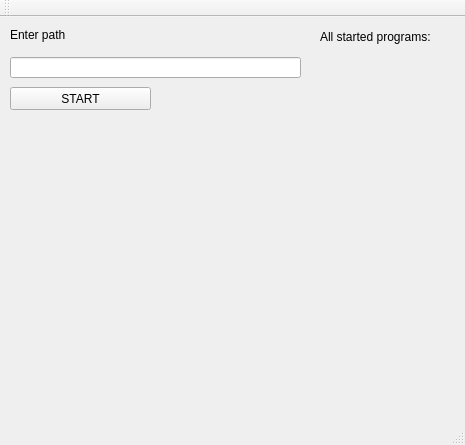
maryna25/lab2, file Client/mainwindow.ui: the form before one commit.
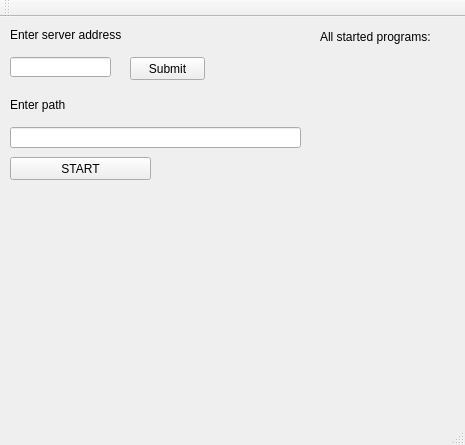
The form after the commit.

Commit message: add space for entering address

```diff
--- a/Client/mainwindow.ui
+++ b/Client/mainwindow.ui
@@ -31,7 +31,7 @@
     <property name="geometry">
      <rect>
       <x>10</x>
-      <y>10</y>
+      <y>80</y>
       <width>81</width>
       <height>16</height>
      </rect>
@@ -44,7 +44,7 @@
     <property name="geometry">
      <rect>
       <x>10</x>
-      <y>40</y>
+      <y>110</y>
       <width>291</width>
       <height>21</height>
      </rect>
@@ -54,7 +54,7 @@
     <property name="geometry">
      <rect>
       <x>10</x>
-      <y>70</y>
+      <y>140</y>
       <width>141</width>
       <height>23</height>
      </rect>
@@ -79,6 +79,42 @@
      <set>Qt::AlignLeading|Qt::AlignLeft|Qt::AlignTop</set>
     </property>
    </widget>
+   <widget class="QLabel" name="label">
+    <property name="geometry">
+     <rect>
+      <x>10</x>
+      <y>10</y>
+      <width>111</width>
+      <height>16</height>
+     </rect>
+    </property>
+    <property name="text">
+     <string>Enter server address</string>
+    </property>
+   </widget>
+   <widget class="QLineEdit" name="address_inp">
+    <property name="geometry">
+     <rect>
+      <x>10</x>
+      <y>40</y>
+      <width>101</width>
+      <height>20</height>
+     </rect>
+    </property>
+   </widget>
+   <widget class="QPushButton" name="address_btn">
+    <property name="geometry">
+     <rect>
+      <x>130</x>
+      <y>40</y>
+      <width>75</width>
+      <height>23</height>
+     </rect>
+    </property>
+    <property name="text">
+     <string>Submit</string>
+    </property>
+   </widget>
   </widget>
   <widget class="QMenuBar" name="menuBar">
    <property name="geometry">
```
The commit also changes 5 other files.
